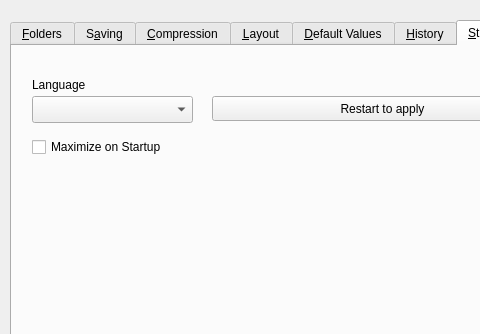
First picture: the form in src/dialogs/prefsdialog.ui, repository PhotoFlare/photoflare, before the edit; both pictures show x 0 to 480 and y 0 to 334 of the 925 by 490 pixel window.
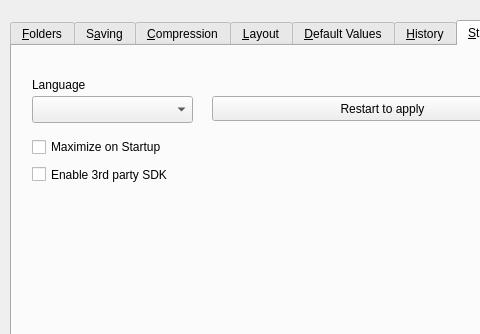
Second picture: the form after the edit. The open tabs and pages were chosen to show the change.

Diff of the .ui file:
```diff
--- a/src/dialogs/prefsdialog.ui
+++ b/src/dialogs/prefsdialog.ui
@@ -513,6 +513,19 @@
       <bool>false</bool>
      </property>
     </widget>
+    <widget class="QCheckBox" name="checkBoxSDK">
+     <property name="geometry">
+      <rect>
+       <x>20</x>
+       <y>120</y>
+       <width>141</width>
+       <height>17</height>
+      </rect>
+     </property>
+     <property name="text">
+      <string>Enable 3rd party SDK</string>
+     </property>
+    </widget>
    </widget>
   </widget>
  </widget>
```
Left out of the diff: 2 changed lines with no effect on the pictures.
